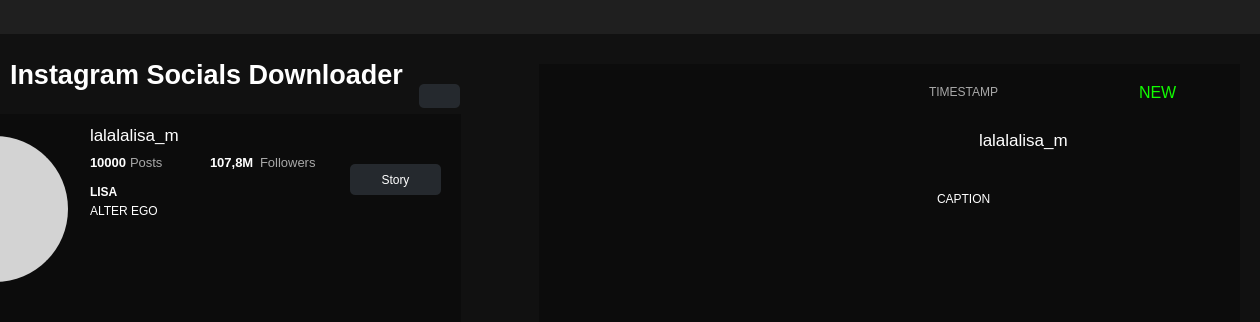
This is src/gui/mainwindow.ui in rhewrani/Instagram-Socials-Downloader as Qt 5 draws it before an edit; both pictures show x 140 to 1400 and y 0 to 322 of the 1400 by 830 pixel window. The edited form follows.
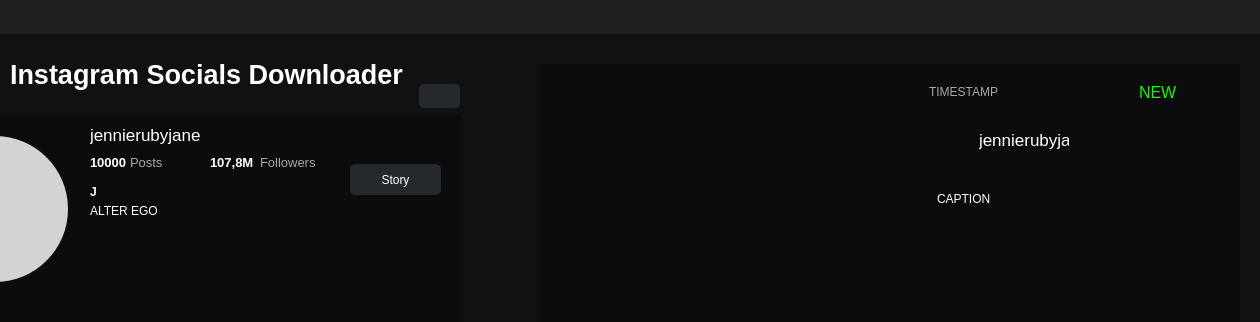
This is the edited form. Icons and pictures are not drawn.

Diff of the .ui file:
```diff
--- a/src/gui/mainwindow.ui
+++ b/src/gui/mainwindow.ui
@@ -546,7 +546,7 @@
        </font>
       </property>
       <property name="text">
-       <string>LISA</string>
+       <string>J</string>
       </property>
      </widget>
      <widget class="QLabel" name="INST_USER_USER">
@@ -564,7 +564,7 @@
        </font>
       </property>
       <property name="text">
-       <string>lalalalisa_m</string>
+       <string>jennierubyjane</string>
       </property>
      </widget>
      <widget class="QLabel" name="INST_USER_BIO">
@@ -1078,7 +1078,7 @@
         </font>
        </property>
        <property name="text">
-        <string>lalalalisa_m</string>
+        <string>jennierubyjane</string>
        </property>
       </widget>
       <widget class="QLabel" name="INST_MDIA_VERI">
```
Left out of the diff: 8 changed lines with no effect on the pictures.
